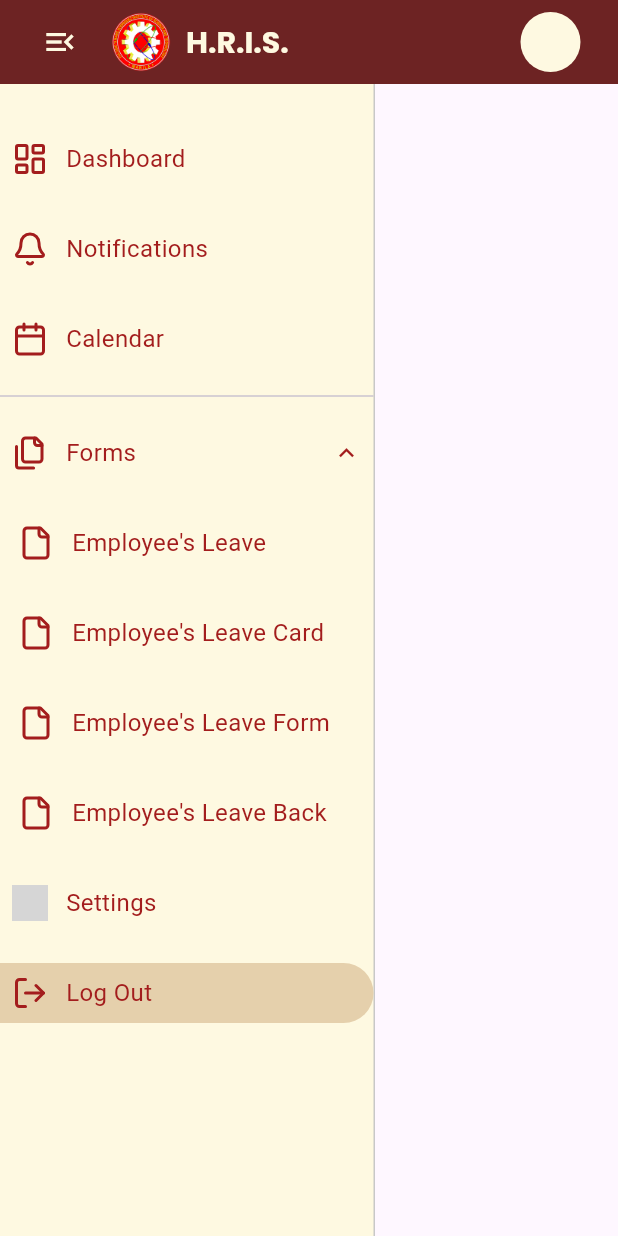
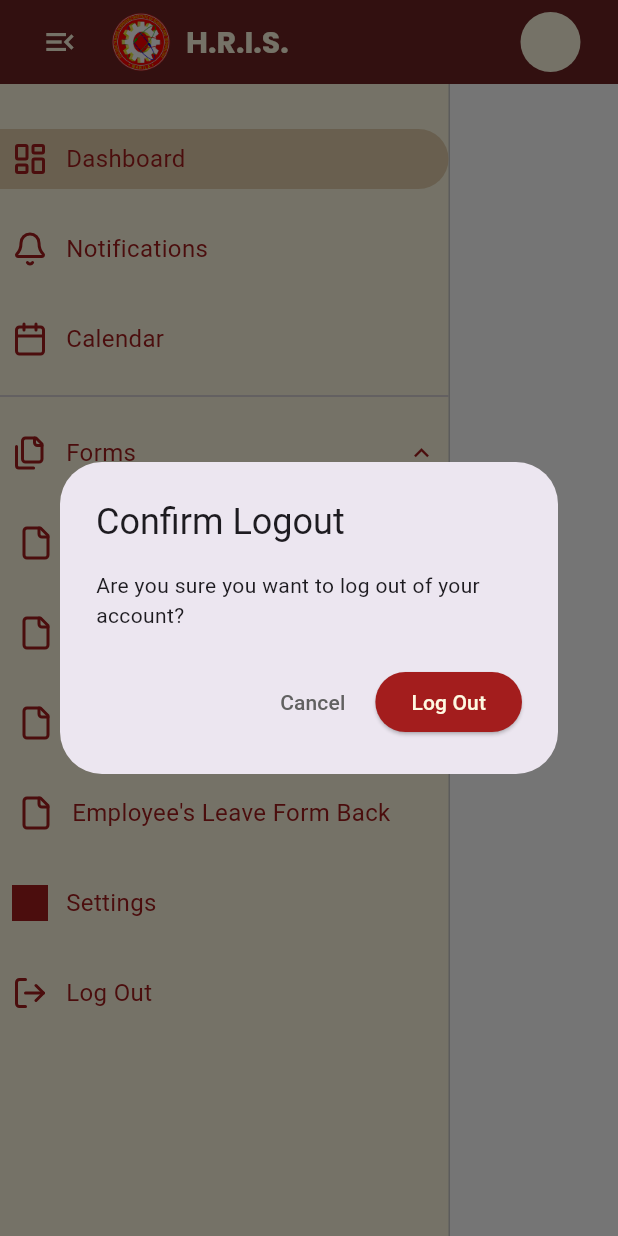
Before and after one commit to Renceskieee/3CGrp6_HRIS_Mobile, a Flutter app: the DashboardScreen screen opened by its route, after a tap on the "menu" icon, after a tap on "Log Out", on a phone screen of 412 x 824 dp. Run offline on Flutter 3.47's test engine with Material 3 defaults, Android fonts, the phone set to English and light mode, and no system bars; our stand-ins replace flutter_screenutil, flutter_svg, google_fonts, image_picker, logger; network calls fail; grey boxes are pictures that could not be loaded.

Commit message:
log out, profile settings, and leave form added

```diff
--- a/lib/components/sidebar.dart
+++ b/lib/components/sidebar.dart
@@ -1,5 +1,7 @@
 import 'package:flutter/material.dart';
 import 'package:flutter_svg/flutter_svg.dart';
+import 'package:hris_mobile/modals/logout_modal.dart';
+import 'package:hris_mobile/pages/login.dart';
 
 class Sidebar extends StatefulWidget {
   final int activeIndex;
@@ -24,7 +26,7 @@
   Widget build(BuildContext context) {
     return AnimatedContainer(
       duration: const Duration(milliseconds: 300),
-      width: widget.isExpanded ? 250 : 80,
+      width: widget.isExpanded ? 300 : 80,
       decoration: const BoxDecoration(
         color: Color.fromRGBO(254, 249, 225, 1),
         border: Border(
@@ -44,10 +46,10 @@
           const Divider(),
           _buildDropdownToggle(),
           if (isFormsExpanded && widget.isExpanded) ...[
-            _buildSubItem(5, "Employee's Leave"),
-            _buildSubItem(6, "Employee's Leave Card"),
+            _buildSubItem(5, "Employee's Leave Card"),
+            _buildSubItem(6, "Employee's Leave Card Back"),
             _buildSubItem(7, "Employee's Leave Form"),
-            _buildSubItem(8, "Employee's Leave Back"),
+            _buildSubItem(8, "Employee's Leave Form Back"),
           ],
           _buildNavItem(3, 'assets/icons/settings.svg', 'Settings'),
           _buildNavItem(4, 'assets/icons/log-out.svg', 'Log Out'),
@@ -64,7 +66,18 @@
       child: SizedBox(
         width: double.infinity,
         child: GestureDetector(
-          onTap: () => widget.onNavItemSelect(index),
+          onTap: () {
+            if (label == 'Log Out') {
+              showLogoutConfirmationDialog(context, () {
+                Navigator.of(context).pushAndRemoveUntil(
+                  MaterialPageRoute(builder: (context) => LoginScreen()),
+                  (Route<dynamic> route) => false,
+                );
+              });
+            } else {
+              widget.onNavItemSelect(index);
+            }
+          },
           child: Container(
             padding: const EdgeInsets.symmetric(vertical: 8, horizontal: 8),
             decoration: BoxDecoration(
@@ -191,7 +204,18 @@
       child: SizedBox(
         width: double.infinity,
         child: GestureDetector(
-          onTap: () => widget.onNavItemSelect(index),
+          onTap: () {
+            if (label == 'Log Out') {
+              showLogoutConfirmationDialog(context, () {
+                Navigator.of(context).pushAndRemoveUntil(
+                  MaterialPageRoute(builder: (context) => LoginScreen()),
+                  (Route<dynamic> route) => false,
+                );
+              });
+            } else {
+              widget.onNavItemSelect(index);
+            }
+          },
           child: Container(
             padding: const EdgeInsets.symmetric(vertical: 8, horizontal: 8),
             decoration: BoxDecoration(
--- a/lib/main.dart
+++ b/lib/main.dart
@@ -2,6 +2,8 @@
 import 'package:flutter_screenutil/flutter_screenutil.dart';
 import '../pages/login.dart';
 import '../pages/dashboard.dart';
+import '../pages/leave_form.dart';
+import '../pages/settings.dart';
 
 void main() => runApp(const EARISTHRIS());
 
@@ -22,6 +24,8 @@
           routes: {
             '/login': (context) => const LoginScreen(),
             '/dashboard': (context) => const DashboardScreen(),
+            '/settings': (context) => SettingsPage(userId: 4),
+            '/leave_form': (context) => const LeaveForm(),
           },
         );
       },
--- a/lib/modals/logout_modal.dart
+++ b/lib/modals/logout_modal.dart
@@ -23,7 +23,12 @@
               Navigator.of(context).pop();
               onConfirm();
             },
-            child: const Text('Log Out'),
+            child: const Text(
+              'Log Out',
+              style: TextStyle(
+                color: Color.fromRGBO(254, 249, 225, 1),
+              ),
+            ),
           ),
         ],
       );
--- a/lib/pages/dashboard.dart
+++ b/lib/pages/dashboard.dart
@@ -4,6 +4,8 @@
 import 'dart:convert';
 import 'package:hris_mobile/components/sidebar.dart';
 import 'package:logger/logger.dart';
+import 'leave_form.dart';
+import './settings.dart';
 
 class DashboardScreen extends StatefulWidget {
   const DashboardScreen({super.key});
@@ -22,7 +24,7 @@
 
   Future<void> fetchUserData(String username, String password) async {
     final response = await http.post(
-      Uri.parse('http://localhost:5000/login'),
+      Uri.parse('http://192.168.99.139:3000/login'),
       headers: {
         'Content-Type': 'application/json',
       },
@@ -36,7 +38,7 @@
       final data = json.decode(response.body);
       setState(() {
         firstName = data['user']['f_name'];
-        profilePic = data['user']['p_pic'];
+        profilePic = 'http://192.168.99.139:3000/uploads/${data['user']['p_pic']}';
       });
       _logger.i('Login successful: ${data['user']}');
     } else {
@@ -47,7 +49,7 @@
   @override
   void initState() {
     super.initState();
-    fetchUserData('hanapot', '145116');
+    fetchUserData('Rency', 'Laurence027');
   }
 
   void toggleSidebar() {
@@ -60,6 +62,22 @@
     setState(() {
       activeNavIndex = index;
     });
+  }
+
+  Widget _buildContent() {
+    switch (activeNavIndex) {
+      case 3:
+        return const SettingsPage(userId: 4);
+      case 7:
+        return const LeaveForm();
+      default:
+        return const Center(
+          child: Text(
+            'Coming Soon...',
+            style: TextStyle(fontSize: 24),
+          ),
+        );
+    }
   }
 
   @override
@@ -130,21 +148,36 @@
       ),
       body: Stack(
         children: [
-          Sidebar(
-            isExpanded: isSidebarExpanded,
+          Row(
+            children: [
+              SizedBox(
+                width: 80,
+                child: Sidebar(
+                  isExpanded: false,
                   activeIndex: activeNavIndex,
                   onNavItemSelect: handleNavItemSelect,
                 ),
-          Positioned.fill(
-            left: isSidebarExpanded ? 200.0 : 80.0,
-            child: Column(
-              children: const [
+              ),
               Expanded(
-                  child: Center(
-                    child: SizedBox(),
+                child: Container(
+                  color: Colors.white,
+                  padding: const EdgeInsets.all(16),
+                  child: _buildContent(),
                 ),
               ),
             ],
+          ),
+
+          if (isSidebarExpanded)
+            Positioned(
+              top: 0,
+              bottom: 0,
+              left: 0,
+              width: 300,
+              child: Sidebar(
+                isExpanded: true,
+                activeIndex: activeNavIndex,
+                onNavItemSelect: handleNavItemSelect,
               ),
             ),
         ],
--- a/lib/pages/login.dart
+++ b/lib/pages/login.dart
@@ -71,7 +71,7 @@
 
     try {
       final response = await http.post(
-        Uri.parse('http://localhost:5000/login'),
+        Uri.parse('http://192.168.99.139:3000/login'),
         headers: {'Content-Type': 'application/json'},
         body: json.encode({
           'username': username,
--- a/pubspec.yaml
+++ b/pubspec.yaml
@@ -33,12 +33,14 @@
   google_fonts: ^5.0.0
   http: ^1.1.0
   logger: ^1.1.0
+  intl: ^0.19.0
 
   # The following adds the Cupertino Icons font to your application.
   # Use with the CupertinoIcons class for iOS style icons.
   cupertino_icons: ^1.0.8
   flutter_svg: ^2.0.17
   flutter_screenutil: ^5.9.3
+  image_picker: ^1.1.2
 
 dev_dependencies:
   flutter_test:
@@ -57,6 +59,7 @@
 # The following section is specific to Flutter packages.
 flutter:
   assets:
+    - assets/
     - assets/images/EARIST_Logo.png
     - assets/images/EARIST.png
     - assets/icons/mail.svg
```
Also changed, not shown: lib/pages/leave_form.dart (added, +252 -0 lines), lib/pages/settings.dart (+207 -0 lines), lib/pages/notification.dart (deleted), pubspec.lock, 5 other files. Lines whose indentation alone changed are shown as unchanged.
